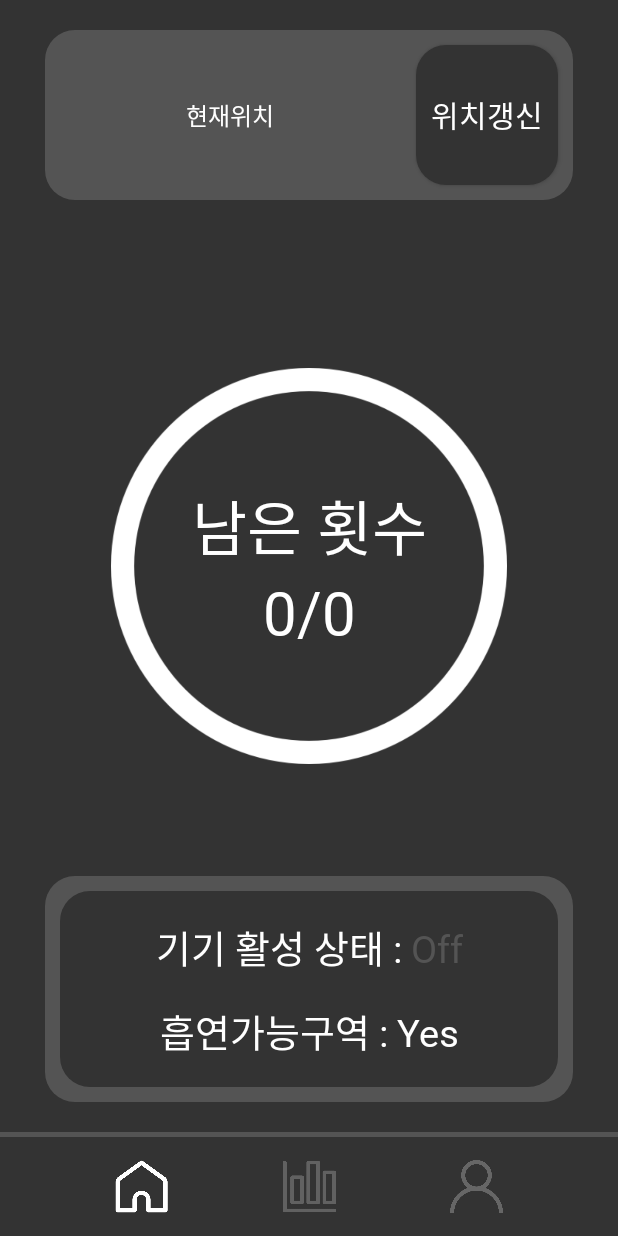
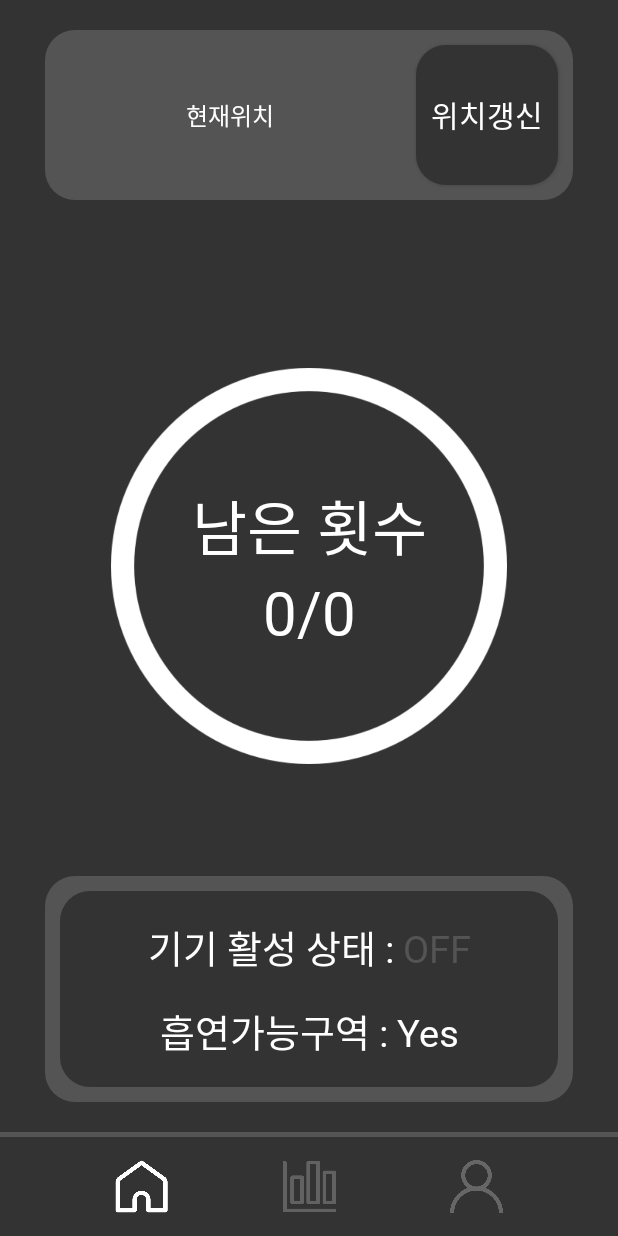
Before and after one commit to hyosoek/Nodam, an Android app: the screen it shows after launch (MainActivity), on a phone screen of 412 x 824 dp. Run offline under Robolectric (Android 15) with nearby library versions, the light colour scheme and no system bars.

Commit message:
Finish on First Try

```diff
--- a/app/src/main/java/com/example/nodam/MainHomeFragment.kt
+++ b/app/src/main/java/com/example/nodam/MainHomeFragment.kt
@@ -30,6 +30,7 @@ import com.google.android.gms.location.Priority.PRIORITY_HIGH_ACCURACY
 import kotlinx.coroutines.Dispatchers
 import kotlinx.coroutines.GlobalScope
 import kotlinx.coroutines.launch
+import kotlinx.coroutines.runBlocking
 import java.io.IOException
 import java.io.OutputStream
 import java.util.Locale
@@ -44,15 +45,18 @@ class MainHomeFragment : Fragment() {
     private val REQUEST_ENABLE_BT = 1
     private val PERMISSION_REQUEST_BLUETOOTH = 2
 
+    private var isConnected: Boolean = false
+    private lateinit var view: View
+
     override fun onCreateView(
         inflater: LayoutInflater, container: ViewGroup?,
         savedInstanceState: Bundle?
     ): View? {
-        val view = inflater.inflate(R.layout.fragment_main_home, container, false)
-        Log.d("??","test FOR adapter")
+        view = inflater.inflate(R.layout.fragment_main_home, container, false)
+        //Log.d("??","test FOR adapter")
         val bluetoothManager = requireContext().getSystemService(Context.BLUETOOTH_SERVICE) as BluetoothManager?
         bluetoothAdapter = bluetoothManager?.adapter
-        Log.d("adapter","${bluetoothAdapter}")
+        //Log.d("adapter","${bluetoothAdapter}")
         if (ContextCompat.checkSelfPermission(
                 requireContext(),
                 Manifest.permission.BLUETOOTH
@@ -68,10 +72,10 @@ class MainHomeFragment : Fragment() {
             initializeBluetooth()
         }
         RequestPermissionsUtil(requireContext()).requestLocation()
-        gpsRenewEvent(view)
-        setRemainCount(view)
-        gpsRenewBtnEvent(view)
-        smokeEvent(view)
+        gpsRenewEvent()
+        setRemainCount()
+        gpsRenewBtnEvent()
+        smokeEvent()
 
         //GlobalScope.launch(Dispatchers.Default) {
 
@@ -79,7 +83,7 @@ class MainHomeFragment : Fragment() {
         return view
     }
 
-    fun setRemainCount(view:View){
+    fun setRemainCount(){
         val date = DateParse()
 
         val sharedPreferences = requireContext().getSharedPreferences("MyAppPreferences", Context.MODE_PRIVATE)
@@ -125,14 +129,28 @@ class MainHomeFragment : Fragment() {
             null
         }
     }
-    fun gpsRenewBtnEvent(view:View){
+
+    fun gpsCertification(lat: Double,lng: Double){
+        // 흡연구역 지정이 필요해 보임
+        val state = view.findViewById<TextView>(R.id.rangeState)
+        if(true){
+            state.text = "YES"
+            state.setTextColor(ContextCompat.getColor(requireContext(), R.color.white))
+        }else{
+            state.text = "NO"
+            state.setTextColor(ContextCompat.getColor(requireContext(), R.color.silver))
+        }
+    }
+
+    fun gpsRenewBtnEvent(){
         val gpsToAddressBtn = view.findViewById<Button>(R.id.addressBtn)
         gpsToAddressBtn.setOnClickListener{
-            gpsRenewEvent(view)
+            gpsRenewEvent()
         }
     }
+
     @SuppressLint("MissingPermission")
-    fun gpsRenewEvent(view: View){
+    fun gpsRenewEvent(){
         val addressText = view.findViewById<TextView>(R.id.addressText)
         val fusedLocationProviderClient = LocationServices.getFusedLocationProviderClient(requireActivity())
         fusedLocationProviderClient.getCurrentLocation(PRIORITY_HIGH_ACCURACY, null)
@@ -141,8 +159,8 @@ class MainHomeFragment : Fragment() {
                     val address = getAddress(location.latitude, location.longitude)?.get(0)
                     if (address != null) {
                         addressText.text = address.getAddressLine(0)
-
                     }
+                    gpsCertification(location.latitude,location.longitude)
 //                        addressText.text = address?.let { "${it.adminArea} ${it.locality} ${it.thoroughfare}"
 //                        }
                 }
@@ -151,34 +169,48 @@ class MainHomeFragment : Fragment() {
                 Log.d("Failure : ","Calling address fail")
             }
     }
-    fun smokeEvent(view:View){
+    fun smokeEvent(){
         //여기서 thread를 통해서 블루투스와의 통신
-
+        initializeBluetooth() //연결 갱신으로 isConnected 활성화
         //임시코드임
         view.findViewById<LinearLayout>(R.id.smokeBtn).setOnClickListener{
-            sendData(true) // 이 부분 나중에 try 안으로 넣어야 함
-
-
                 val date = DateParse()
                 val sharedPreferences = requireContext().getSharedPreferences("MyAppPreferences", Context.MODE_PRIVATE)
                 val todayMax = sharedPreferences.getInt("smokeMaxCount"+date.getCurrentDate(), -1) //오늘의 최대값을 가져오기
                 val todayCurrent = sharedPreferences.getInt(date.getCurrentDate(), -1)
+
                 if(todayMax-todayCurrent == 0){
                     val builder = AlertDialog.Builder(requireContext())
                     builder.setTitle("금일 가능한 횟수를 소진했습니다.")
                         .setMessage("프로필 -> 일일흡연 횟수에서 설정 가능합니다. (명일부터 적용됩니다)")
                     builder.show()
                 }else{
+                    runBlocking { initializeBluetooth() }  //비동기처리
+                    if(isConnected){
+                        runBlocking{ gpsRenewEvent() } //비동기처리
+                        if(view.findViewById<TextView>(R.id.deviceState).text== "ON" && view.findViewById<TextView>(R.id.rangeState).text == "YES"){
                             val editor = sharedPreferences.edit()
                             editor.putInt(date.getCurrentDate(), todayCurrent+1)
                             editor.apply()
 
                             val todayNewCurrent = sharedPreferences.getInt(date.getCurrentDate(), -1)
                             view.findViewById<TextView>(R.id.countInformation).text = (todayMax-todayNewCurrent).toString()+"/"+todayMax.toString()
+                            sendData(true)
+                        }else{
+                            val builder = AlertDialog.Builder(requireContext())
+                            builder.setTitle("흡연불가!")
+                                .setMessage("흡연이 불가능한 위치이거나, 기기가 연결되어 있지 않습니다.")
+                            builder.show()
+                        }
+                    }else{
+                        val builder = AlertDialog.Builder(requireContext())
+                        builder.setTitle("연결된 기기없음")
+                            .setMessage("휴대폰에 전자담배를 연결해주세요.")
+                        builder.show()
                     }
                 }
         }
-
+    }
 
     private fun setupBluetoothConnection() {
         // Bluetooth 권한이 있는지 확인
@@ -193,6 +225,13 @@ class MainHomeFragment : Fragment() {
 
     private fun initializeBluetooth() {
         // Bluetooth 권한 확인
+
+        //initialState
+        val state = view.findViewById<TextView>(R.id.deviceState)
+        state.text = "OFF"
+        state.setTextColor(ContextCompat.getColor(requireContext(), R.color.silver))
+        isConnected
+
         if (checkPermission(Manifest.permission.BLUETOOTH) && checkPermission(Manifest.permission.BLUETOOTH_ADMIN)) {
             // Bluetooth 활성화 확인
             if (bluetoothAdapter != null && bluetoothAdapter!!.isEnabled) {
@@ -200,8 +239,13 @@ class MainHomeFragment : Fragment() {
                 val pairedDevices = bluetoothAdapter!!.bondedDevices
                 if (pairedDevices.size > 0) {
                     for (device in pairedDevices) {
-                        if (device.name == "CIG") {
-                            // 원하는 Bluetooth 디바이스를 찾았으면 BluetoothSocket 설정
+                        if (device.name == "CIG") { //
+
+                            // 연결에 성공함
+                            isConnected = true
+                            state.text = "ON"
+                            state.setTextColor(ContextCompat.getColor(requireContext(), R.color.white))
+
                             val uuid = UUID.fromString("00001101-0000-1000-8000-00805F9B34FB")
                             try {
                                 bluetoothSocket = device.createRfcommSocketToServiceRecord(uuid)
@@ -212,6 +256,7 @@ class MainHomeFragment : Fragment() {
                             }
                             break
                         }
+
                     }
                 } else {
                     // 페어링된 장치가 없는 경우 처리
@@ -220,8 +265,8 @@ class MainHomeFragment : Fragment() {
                 }
             } else {
                 // Bluetooth가 비활성화된 경우 처리
-                Log.d("BluetoothExample", "Bluetooth is disabled")
-                Toast.makeText(requireContext(), "Bluetooth is disabled", Toast.LENGTH_SHORT).show()
+                Log.d("BluetoothExample", "Bluetooth is disabled!")
+                Toast.makeText(requireContext(), "Bluetooth is disabled!", Toast.LENGTH_SHORT).show()
             }
         } else {
             // Bluetooth 권한이 없는 경우 처리
@@ -229,7 +274,7 @@ class MainHomeFragment : Fragment() {
         }
     }
 
-    private fun sendData(data: Boolean) {4
+    private fun sendData(data: Boolean) {
 // 기본 Toast 메시지 출력
         Toast.makeText(context, "${bluetoothAdapter},${bluetoothAdapter!!.isEnabled},${bluetoothSocket},${outputStream}", Toast.LENGTH_SHORT).show();
         if (bluetoothSocket != null && outputStream != null) {
--- a/app/src/main/res/layout/fragment_main_home.xml
+++ b/app/src/main/res/layout/fragment_main_home.xml
@@ -129,6 +129,7 @@
                     android:fontFamily="@font/elicedxmedium">
                 </TextView>
                 <TextView
+                    android:id="@+id/deviceState"
                     android:layout_width="wrap_content"
                     android:layout_height="wrap_content"
                     android:text="Off"
@@ -154,6 +155,7 @@
                     android:fontFamily="@font/elicedxmedium">
                 </TextView>
                 <TextView
+                    android:id="@+id/rangeState"
                     android:layout_width="wrap_content"
                     android:layout_height="wrap_content"
                     android:text="Yes"
```
Lines whose indentation alone changed are shown as unchanged.
